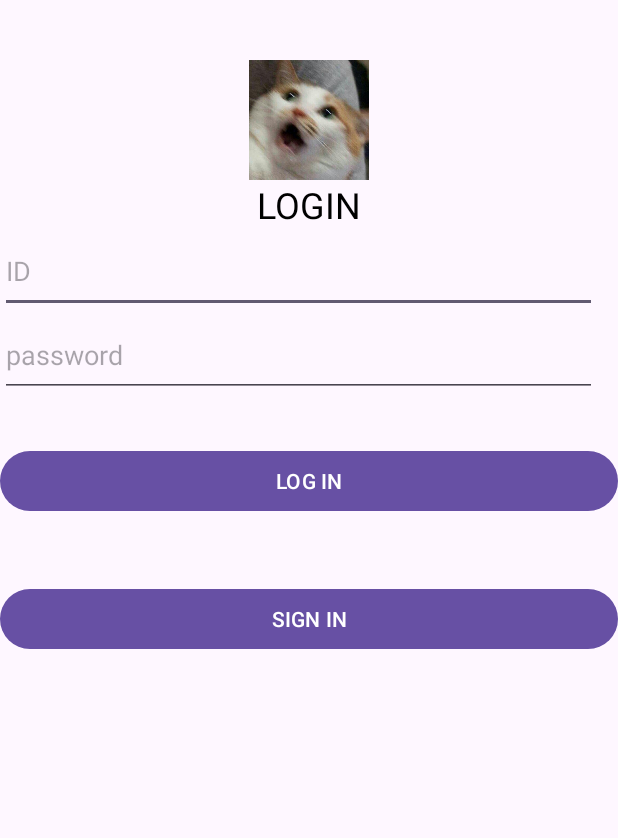
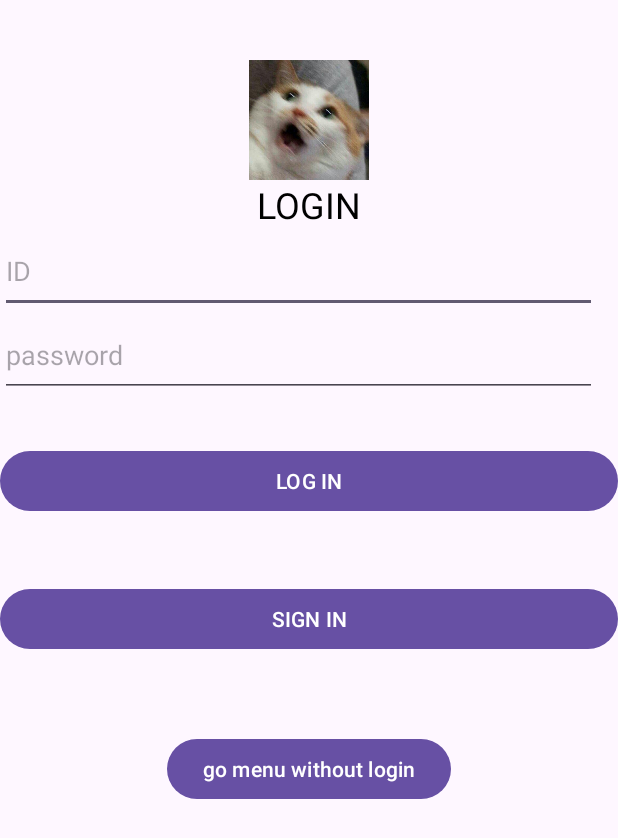
Before and after one commit to dlagyfl/Helpmeplz, an Android app: the screen it shows after launch (Log_in), on a phone screen of 412 x 824 dp. Shown: the top 838 px of the screen. Run offline under Robolectric (Android 15) with nearby library versions, the phone set to English and light mode, and no system bars; our stand-ins replace Firebase (no records; nobody signed in at launch, a user with empty details on screens opened directly).

Commit message:
재현 5/19

```diff
--- a/app/src/main/java/com/example/helpmeplz/Log_in.java
+++ b/app/src/main/java/com/example/helpmeplz/Log_in.java
@@ -22,6 +22,7 @@ public class Log_in extends AppCompatActivity {
     private FirebaseAuth.AuthStateListener firebaseAuthListener;
     EditText editText_email,editText_Password;
     Button login_btn, signup_btn;
+    Button test_btn;
 
 
     @Override
@@ -33,6 +34,16 @@ public class Log_in extends AppCompatActivity {
         signup_btn = findViewById(R.id.button_sign_in);
         editText_email= findViewById(R.id.editText_email);
         editText_Password= findViewById(R.id.editText_Password);
+
+        test_btn= findViewById(R.id.test_button);
+
+        test_btn.setOnClickListener(new View.OnClickListener() {
+            @Override
+            public void onClick(View view) {
+                Intent intent = new Intent(getApplicationContext(),Menu.class);
+                startActivity(intent);
+            }
+        });
 
         signup_btn.setOnClickListener(new View.OnClickListener() {
             @Override
--- a/app/src/main/res/layout/activity_log_in.xml
+++ b/app/src/main/res/layout/activity_log_in.xml
@@ -64,4 +64,15 @@
         android:text="SIGN IN"
         app:layout_constraintTop_toBottomOf="@+id/button_login"
         tools:layout_editor_absoluteX="0dp" />
+
+    <Button
+        android:id="@+id/test_button"
+        android:layout_width="wrap_content"
+        android:layout_height="wrap_content"
+        android:layout_marginTop="52dp"
+        android:text="go menu without login"
+        app:layout_constraintEnd_toEndOf="parent"
+        app:layout_constraintStart_toStartOf="parent"
+        app:layout_constraintTop_toBottomOf="@+id/button_sign_in" />
+
 </androidx.constraintlayout.widget.ConstraintLayout>
```
